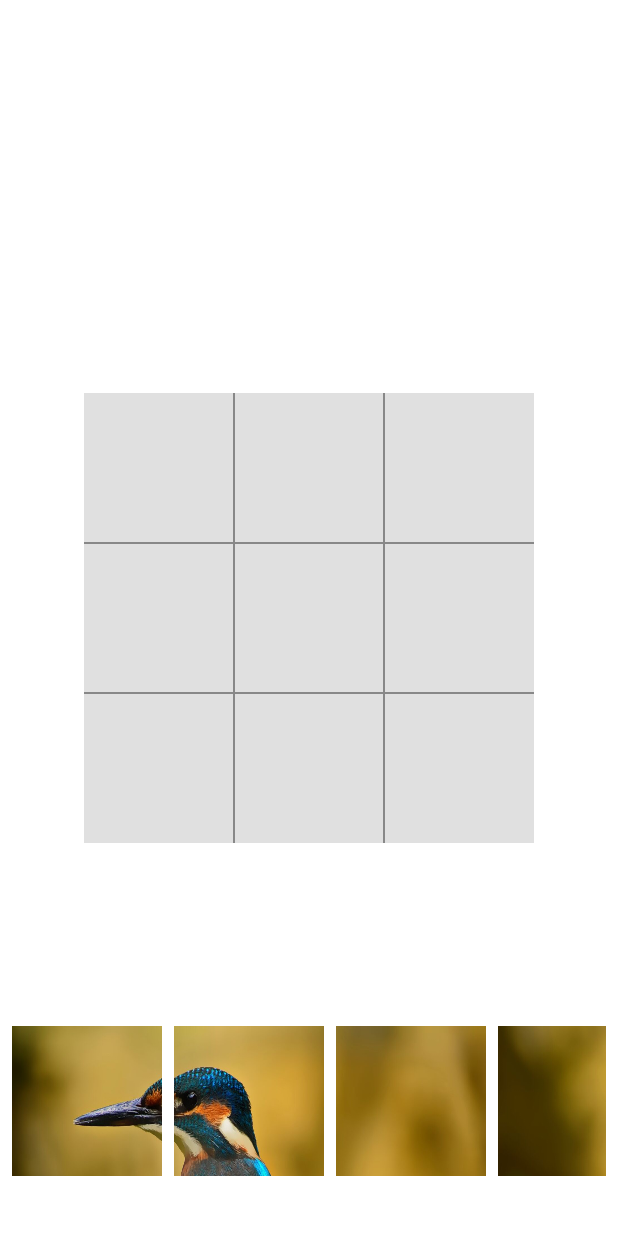
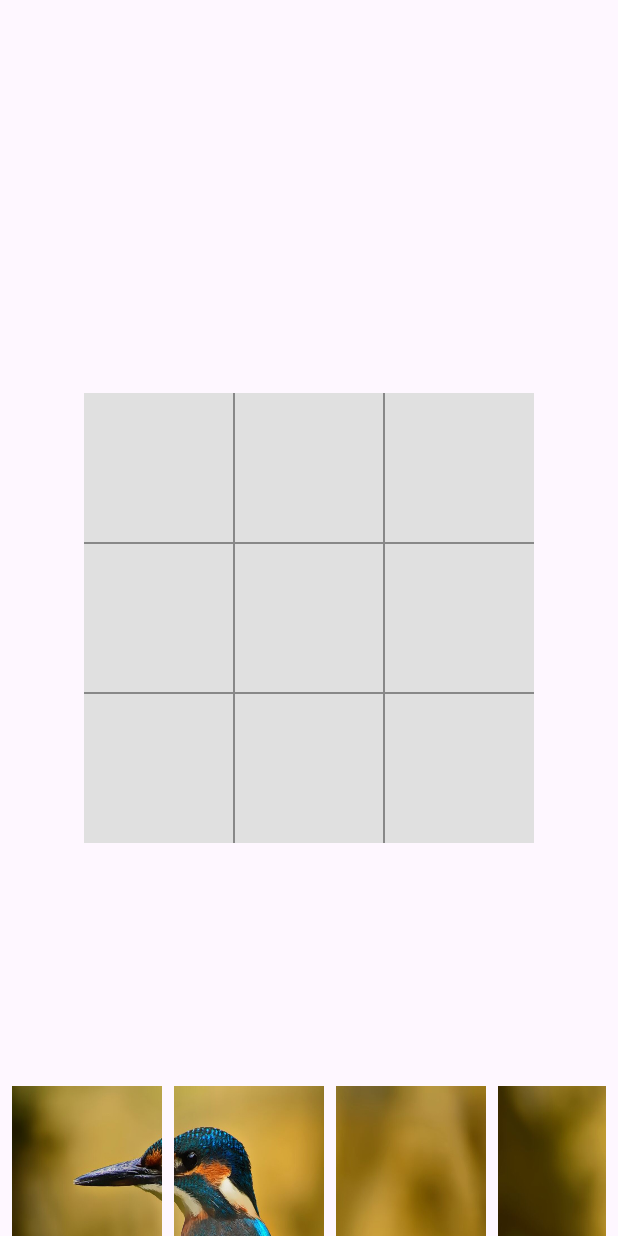
Before and after one commit to melihcakmak64/PuzzleGame_JetpackCompose, an Android app built with Jetpack Compose: the MainActivity screen opened directly, with no data from a screen before it, on a phone screen of 412 x 824 dp. Run offline under Robolectric (Android 15) with nearby library versions, the phone set to English and light mode, and no system bars.

Commit message:
safearea added

```diff
--- a/app/src/main/java/com/solardevtech/puzzle/view/screens/DragAndDropScreen.kt
+++ b/app/src/main/java/com/solardevtech/puzzle/view/screens/DragAndDropScreen.kt
@@ -4,6 +4,7 @@ package com.solardevtech.puzzle.view.screens
 import PuzzleBoxList
 import android.graphics.BitmapFactory
 import androidx.compose.foundation.layout.*
+import androidx.compose.material3.Scaffold
 import androidx.compose.runtime.Composable
 import androidx.compose.runtime.LaunchedEffect
 import androidx.compose.ui.Alignment
@@ -42,7 +43,8 @@ fun DragAndDropWithGridScreen(
         viewModel.generateBoxesFromImage(bitmap)
     }
 
-    Box(modifier = Modifier.fillMaxSize()) {
+    Scaffold(modifier = Modifier.fillMaxSize()) {
+        innerPadding->
         PuzzleGrid(
             viewModel = viewModel,
             gridStart = gridStart,
@@ -51,9 +53,10 @@ fun DragAndDropWithGridScreen(
         )
 
         Box(
-            modifier = Modifier
-                .align(Alignment.BottomCenter)
-                .padding(bottom = 40.dp)
+            modifier = Modifier.fillMaxSize()
+                .padding(innerPadding),
+                    contentAlignment = Alignment.BottomCenter
+
         ) {
             PuzzleBoxList(
                 boxList = viewModel.boxList.filter { !it.isSnapped },
```
